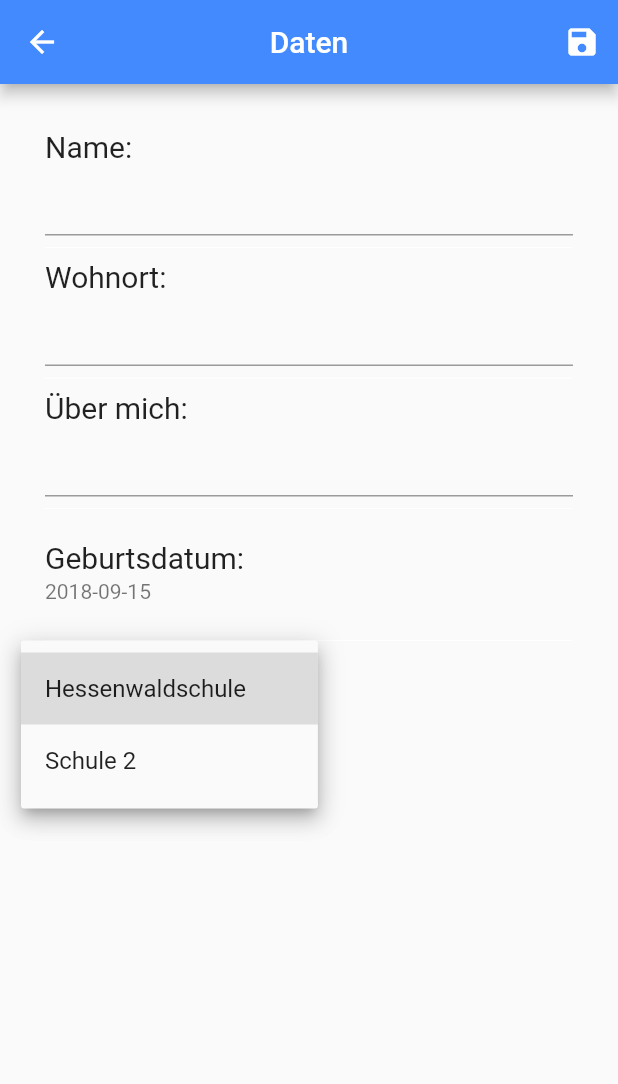
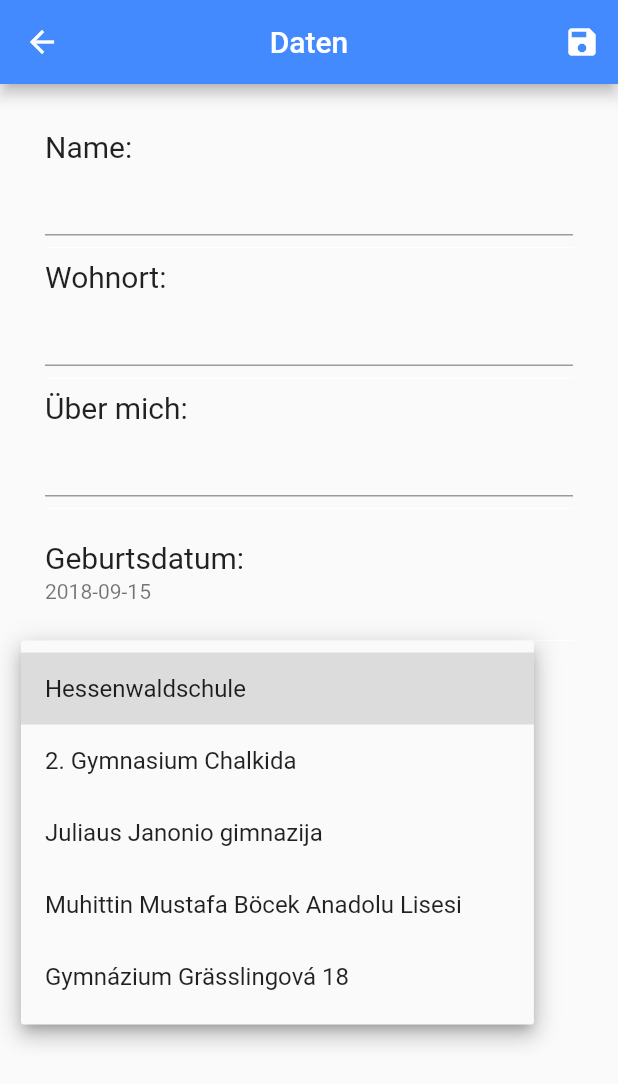
Before and after one commit to tth05/ErasmusDoc, a Flutter app: the PersonalInfoScreen screen opened by its route, after a tap on "Schule", on a phone screen of 412 x 824 dp. Shown: the top 1084 px of the screen. Run offline on Flutter 3.47's test engine with Material 2 defaults, Android fonts, the phone set to English and light mode, and no system bars.

Commit message:
Add list of all schools

```diff
--- a/lib/globals.dart
+++ b/lib/globals.dart
@@ -5,8 +5,16 @@
 
 library erasmus_app.globals;
 
+//TODO: Make a class for PersonalData
 var selectedSchool = "";
-final schools = ["Hessenwaldschule", "Schule 2"];
+//TODO: Load schools from assets
+final schools = [
+  "Hessenwaldschule",
+  "2. Gymnasium Chalkida",
+  "Juliaus Janonio gimnazija",
+  "Muhittin Mustafa Böcek Anadolu Lisesi",
+  "Gymnázium Grässlingová 18"
+];
 
 //userBirthdayDate - Start
 var _userBirthdayDate;
```
